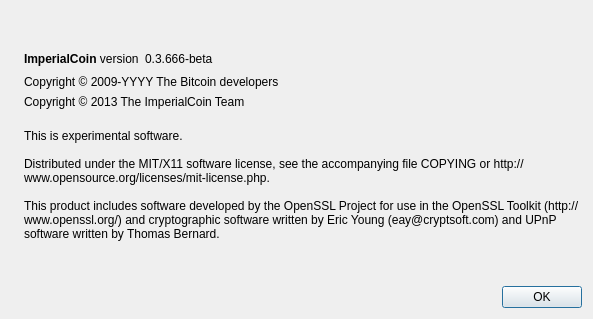
First picture: the form in src/qt/forms/aboutdialog.ui, repository ImperialCoin/ImperialCoin, before the edit.
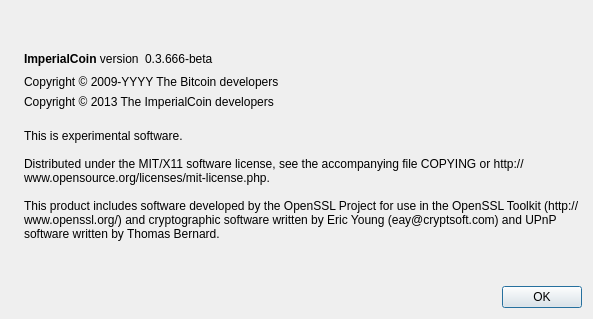
Second picture: the form after the edit. Icons and pictures are not drawn.

Commit message:
ImperialCoin v1.0 - MANDATORY UPDATE!
Please update!

Diff of the .ui file:
```diff
--- a/src/qt/forms/aboutdialog.ui
+++ b/src/qt/forms/aboutdialog.ui
@@ -107,7 +107,7 @@
         <cursorShape>IBeamCursor</cursorShape>
        </property>
        <property name="text">
-        <string notr="true">Copyright &amp;copy; 2013 The ImperialCoin Team</string>
+        <string notr="true">Copyright &amp;copy; 2013 The ImperialCoin developers</string>
        </property>
        <property name="textFormat">
         <enum>Qt::RichText</enum>
```
The commit also changes 134 other files.
